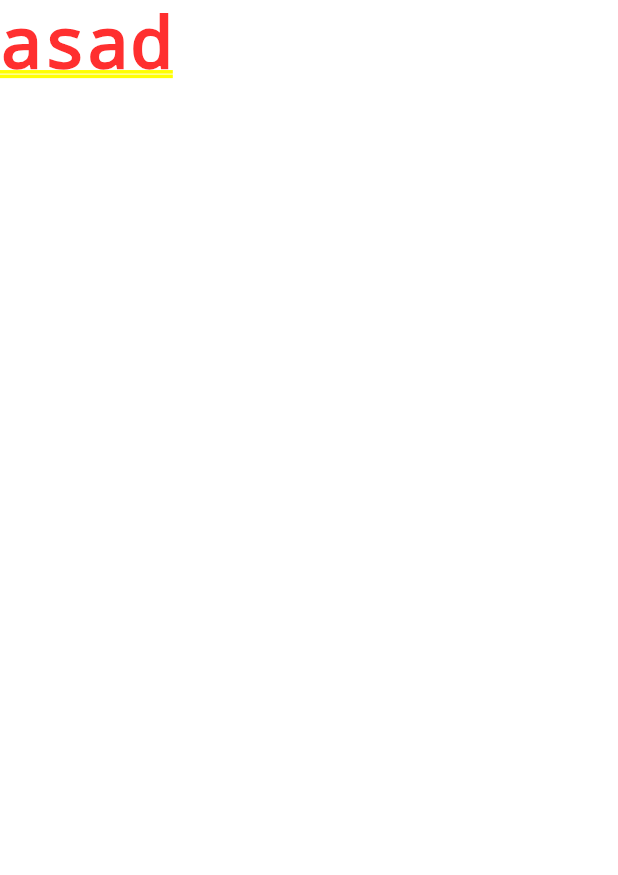
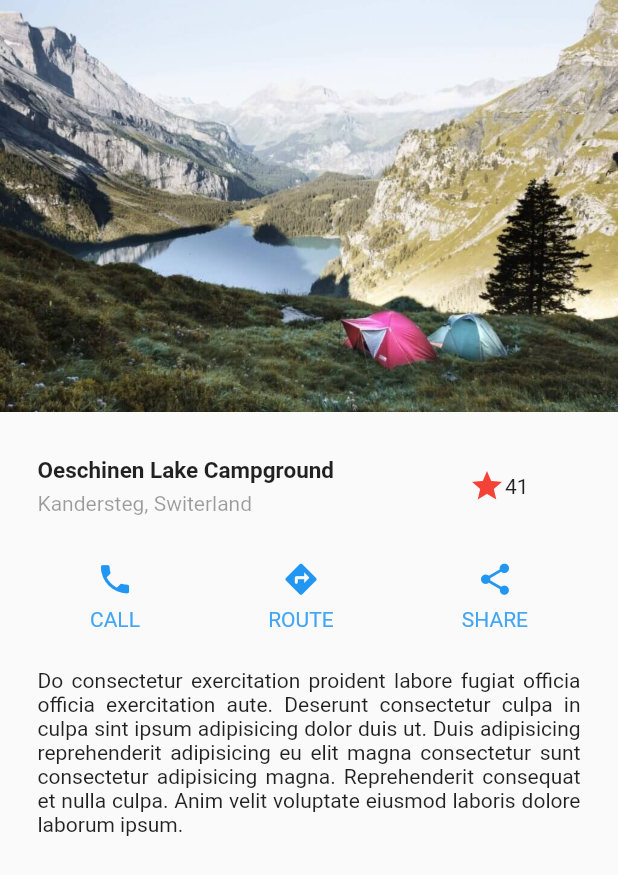
Before and after one commit to Keickd/flutter_designs, a Flutter app: the screen it shows after launch, on a phone screen of 412 x 824 dp. Shown: the top 875 px of the screen. Run offline on Flutter 3.47's test engine with Material 2 defaults, Android fonts, the phone set to English and light mode, and no system bars.

Commit message:
design1 v1

```diff
--- a/designs/lib/screens/basic_design.dart
+++ b/designs/lib/screens/basic_design.dart
@@ -1,8 +1,150 @@
 import 'package:flutter/cupertino.dart';
+import 'package:flutter/material.dart';
 
 class BasicDesignScreen extends StatelessWidget {
   @override
   Widget build(BuildContext context) {
-    return Text('asad');
+    //final size = MediaQuery.of(context).size;
+
+    return Scaffold(
+      body: Column(
+        children: const [
+          FadeInImage(
+            placeholder: AssetImage('assets/img.png'),
+            image: AssetImage('assets/img.png'),
+          ),
+          _TitleSubtitleStar(),
+          _ButtonsCallRouteShare(),
+          _Paragraph()
+        ],
+      ),
+    );
   }
 }
+
+class _Paragraph extends StatelessWidget {
+  const _Paragraph({
+    Key? key,
+  }) : super(key: key);
+
+  @override
+  Widget build(BuildContext context) {
+    return Padding(
+      padding: EdgeInsets.symmetric(horizontal: 25, vertical: 25),
+      child: const Text(
+        'Do consectetur exercitation proident labore fugiat officia officia exercitation aute. Deserunt consectetur culpa in culpa sint ipsum adipisicing dolor duis ut. Duis adipisicing reprehenderit adipisicing eu elit magna consectetur sunt consectetur adipisicing magna. Reprehenderit consequat et nulla culpa. Anim velit voluptate eiusmod laboris dolore laborum ipsum.',
+        textAlign: TextAlign.justify,
+      ),
+    );
+  }
+}
+
+class _ButtonsCallRouteShare extends StatelessWidget {
+  const _ButtonsCallRouteShare({
+    Key? key,
+  }) : super(key: key);
+
+  @override
+  Widget build(BuildContext context) {
+    return Padding(
+      padding: const EdgeInsets.symmetric(horizontal: 60),
+      child: Row(
+        mainAxisAlignment: MainAxisAlignment.spaceBetween,
+        children: [
+          Column(
+            children: [
+              Icon(
+                Icons.phone,
+                color: Colors.blue[500],
+                size: 25,
+              ),
+              const SizedBox(
+                height: 6,
+              ),
+              Text(
+                'CALL',
+                style: TextStyle(color: Colors.blue[400]),
+              )
+            ],
+          ),
+          Column(
+            children: [
+              Icon(
+                Icons.directions_rounded,
+                color: Colors.blue[500],
+                size: 25,
+              ),
+              const SizedBox(
+                height: 6,
+              ),
+              Text(
+                'ROUTE',
+                style: TextStyle(color: Colors.blue[400]),
+              )
+            ],
+          ),
+          Column(
+            children: [
+              Icon(
+                Icons.share,
+                color: Colors.blue[500],
+                size: 25,
+              ),
+              const SizedBox(
+                height: 6,
+              ),
+              Text(
+                'SHARE',
+                style: TextStyle(color: Colors.blue[400]),
+              )
+            ],
+          )
+        ],
+      ),
+    );
+  }
+}
+
+class _TitleSubtitleStar extends StatelessWidget {
+  const _TitleSubtitleStar({
+    Key? key,
+  }) : super(key: key);
+
+  @override
+  Widget build(BuildContext context) {
+    final size = MediaQuery.of(context).size;
+    return Padding(
+      padding: const EdgeInsets.symmetric(horizontal: 25, vertical: 30),
+      child: Row(
+        children: [
+          Column(
+            crossAxisAlignment: CrossAxisAlignment.start,
+            children: const [
+              Text(
+                'Oeschinen Lake Campground',
+                style: TextStyle(fontSize: 15, fontWeight: FontWeight.bold),
+                textAlign: TextAlign.left,
+              ),
+              SizedBox(
+                height: 5,
+              ),
+              Text(
+                'Kandersteg, Switerland',
+                style: TextStyle(fontSize: 14, color: Colors.black38),
+                textAlign: TextAlign.left,
+              )
+            ],
+          ),
+          const SizedBox(
+            width: 90,
+          ),
+          const Icon(
+            Icons.star_sharp,
+            color: Colors.red,
+          ),
+          const Text('41')
+        ],
+      ),
+    );
+  }
+}
```
Also changed, not shown: designs/assets/img.png.
